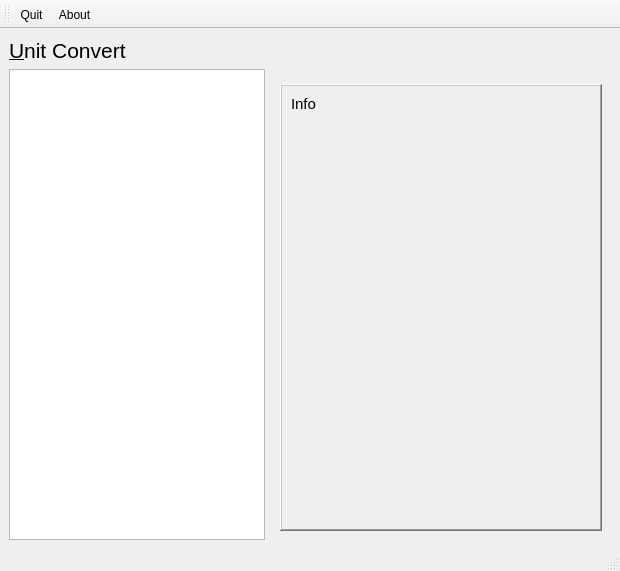
Before: the Qt Designer form ui/mainwindow.ui in simaxw/unit-convert, drawn with Qt 5.
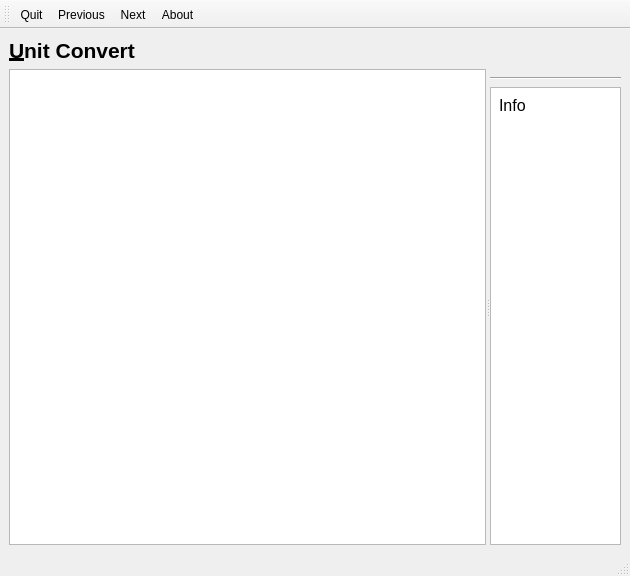
After: the same form once the commit is applied. Icons and pictures are not drawn.

The edit to the form file:
```diff
--- a/ui/mainwindow.ui
+++ b/ui/mainwindow.ui
@@ -7,8 +7,8 @@
    <rect>
     <x>0</x>
     <y>0</y>
-    <width>620</width>
-    <height>571</height>
+    <width>630</width>
+    <height>576</height>
    </rect>
   </property>
   <property name="windowTitle">
@@ -19,11 +19,11 @@
     <normaloff>:/icon/icons/convert.png</normaloff>:/icon/icons/convert.png</iconset>
   </property>
   <widget class="QWidget" name="widgetContents">
-   <layout class="QVBoxLayout" name="verticalLayout_3">
+   <layout class="QVBoxLayout" name="verticalLayout_2">
     <item>
      <widget class="QLabel" name="lblUnitGroups">
       <property name="styleSheet">
-       <string notr="true">font-size: 16pt;</string>
+       <string notr="true">font-size: 16pt; font-weight: bold;</string>
       </property>
       <property name="text">
        <string>&amp;Unit Convert</string>
@@ -34,46 +34,51 @@
      </widget>
     </item>
     <item>
-     <layout class="QHBoxLayout" name="horizontalLayout">
-      <item>
-       <widget class="QListView" name="lstUnitGroups">
+     <widget class="QSplitter" name="splitter">
         <property name="sizePolicy">
-         <sizepolicy hsizetype="Minimum" vsizetype="Expanding">
+       <sizepolicy hsizetype="Expanding" vsizetype="Expanding">
           <horstretch>0</horstretch>
           <verstretch>0</verstretch>
          </sizepolicy>
         </property>
+      <property name="orientation">
+       <enum>Qt::Horizontal</enum>
+      </property>
+      <widget class="QListView" name="lstUnitGroups">
         <property name="styleSheet">
-         <string notr="true">font-size: 12pt;</string>
+        <string notr="true">font-size: 16pt;</string>
         </property>
         <property name="editTriggers">
          <set>QAbstractItemView::NoEditTriggers</set>
         </property>
-        <property name="showDropIndicator" stdset="0">
-         <bool>false</bool>
+      </widget>
+      <widget class="QWidget" name="layoutWidget">
+       <layout class="QVBoxLayout" name="vboxUnitListInfo">
+        <property name="spacing">
+         <number>0</number>
         </property>
+        <item>
+         <widget class="QWidget" name="widgetUnitList" native="true">
+          <property name="styleSheet">
+           <string notr="true">font-size: 10pt;</string>
+          </property>
        </widget>
       </item>
       <item>
-       <widget class="QWidget" name="widgetUnitsPane" native="true">
-        <layout class="QVBoxLayout" name="verticalLayout_2">
-         <item>
-          <widget class="QWidget" name="widgetUnitList" native="true"/>
-         </item>
-         <item>
-          <widget class="QScrollArea" name="lblUnitScrollArea">
-           <property name="minimumSize">
-            <size>
-             <width>0</width>
-             <height>200</height>
-            </size>
-           </property>
+         <widget class="QLabel" name="lblHLine">
            <property name="frameShape">
-            <enum>QFrame::WinPanel</enum>
+           <enum>QFrame::HLine</enum>
            </property>
            <property name="frameShadow">
-            <enum>QFrame::Raised</enum>
-           </property>
+           <enum>QFrame::Sunken</enum>
+          </property>
+          <property name="lineWidth">
+           <number>1</number>
+          </property>
+         </widget>
+        </item>
+        <item>
+         <widget class="QScrollArea" name="scrollArea">
            <property name="widgetResizable">
             <bool>true</bool>
            </property>
@@ -82,15 +87,30 @@
              <rect>
               <x>0</x>
               <y>0</y>
-              <width>316</width>
-              <height>428</height>
+             <width>148</width>
+             <height>444</height>
              </rect>
             </property>
             <layout class="QVBoxLayout" name="verticalLayout">
+            <property name="spacing">
+             <number>0</number>
+            </property>
+            <property name="leftMargin">
+             <number>0</number>
+            </property>
+            <property name="topMargin">
+             <number>0</number>
+            </property>
+            <property name="rightMargin">
+             <number>0</number>
+            </property>
+            <property name="bottomMargin">
+             <number>0</number>
+            </property>
              <item>
               <widget class="QLabel" name="lblInfo">
                <property name="styleSheet">
-                <string notr="true">font-size: 11pt;</string>
+               <string notr="true">font-size: 12pt; background: white; padding: 4px;</string>
                </property>
                <property name="text">
                 <string>Info</string>
@@ -115,8 +135,7 @@
          </item>
         </layout>
        </widget>
-      </item>
-     </layout>
+     </widget>
     </item>
    </layout>
   </widget>
@@ -146,6 +165,8 @@
     <bool>false</bool>
    </attribute>
    <addaction name="actionQuit"/>
+   <addaction name="actionPrevious"/>
+   <addaction name="actionNext"/>
    <addaction name="actionAbout"/>
   </widget>
   <widget class="QStatusBar" name="statusBar"/>
@@ -172,13 +193,52 @@
    <property name="text">
     <string>&amp;Quit</string>
    </property>
+   <property name="toolTip">
+    <string>Quit (Ctrl+Q)</string>
+   </property>
    <property name="statusTip">
-    <string>Quit the Program</string>
+    <string>Quit (Ctrl+Q)</string>
    </property>
    <property name="shortcut">
     <string>Ctrl+Q</string>
    </property>
   </action>
+  <action name="actionPrevious">
+   <property name="icon">
+    <iconset resource="../res/main.qrc">
+     <normaloff>:/icon/icons/up.png</normaloff>:/icon/icons/up.png</iconset>
+   </property>
+   <property name="text">
+    <string>&amp;Previous</string>
+   </property>
+   <property name="toolTip">
+    <string>Go to previous Group (Ctrl+Up)</string>
+   </property>
+   <property name="statusTip">
+    <string>Go to previous Group (Ctrl+Up)</string>
+   </property>
+   <property name="shortcut">
+    <string>Ctrl+Up</string>
+   </property>
+  </action>
+  <action name="actionNext">
+   <property name="icon">
+    <iconset resource="../res/main.qrc">
+     <normaloff>:/icon/icons/down.png</normaloff>:/icon/icons/down.png</iconset>
+   </property>
+   <property name="text">
+    <string>&amp;Next</string>
+   </property>
+   <property name="toolTip">
+    <string>Go to next Group (Ctrl+Down)</string>
+   </property>
+   <property name="statusTip">
+    <string>Go to next Group (Ctrl+Down)</string>
+   </property>
+   <property name="shortcut">
+    <string>Ctrl+Down</string>
+   </property>
+  </action>
  </widget>
  <tabstops>
   <tabstop>lstUnitGroups</tabstop>
```
Lines whose indentation alone changed are shown as unchanged.
